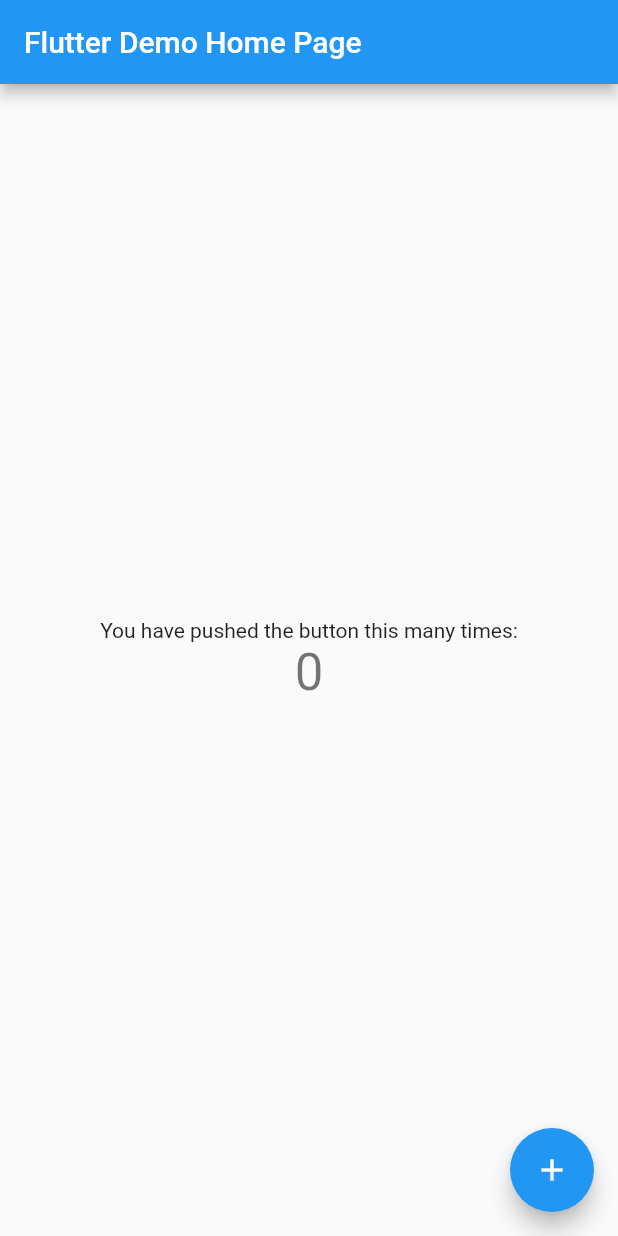
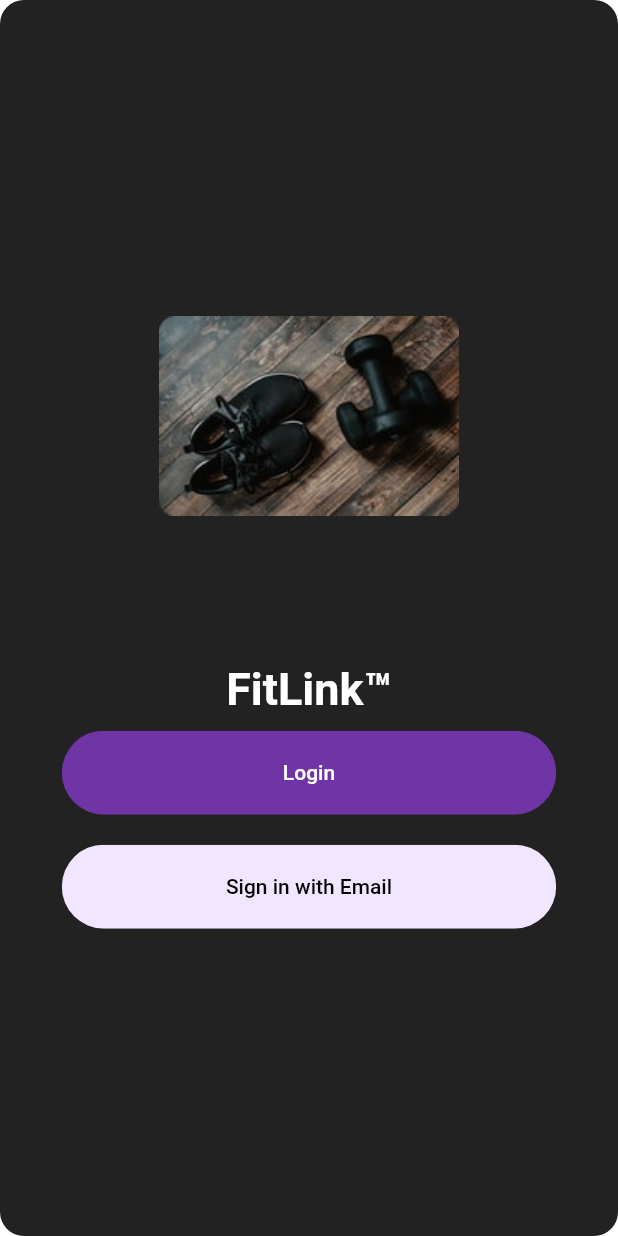
Before and after one commit to bernardofalle/FitLink-AS, a Flutter app: the screen it shows after launch, on a phone screen of 412 x 824 dp. Run offline on Flutter 3.47's test engine with Material 2 defaults, Android fonts, the light colour scheme and no system bars; our stand-ins replace flutter_svg.

Commit message:
first paage

```diff
--- /dev/null
+++ b/fitlink/lib/Screens/Welcome/components/background.dart
@@ -0,0 +1,43 @@
+import 'package:flutter/material.dart';
+
+
+class Background extends StatelessWidget {
+  final Widget child;
+  const Background({
+    Key? key,
+    required this.child,
+  }) : super(key: key);
+
+  @override
+  Widget build(BuildContext context) {
+    Size size = MediaQuery.of(context).size;
+    return Container(
+      decoration: new BoxDecoration(
+        borderRadius: new BorderRadius.circular(16.0),
+        color: Colors.black87,
+      ),
+      height: size.height,
+      width: double.infinity,
+      child: Stack(
+        alignment: Alignment.center,
+        children: <Widget>[
+          /*Positioned(
+            top: 0,
+            left: 0,
+            child: Image.asset("assets/images/main_top.png",
+            width: size.width * 0.3 ,
+              ),
+              ),
+            Positioned(
+              bottom: 0,
+              left: 0,
+              child: Image.asset("assets/images/main_bottom.png",
+              width: size.width * 0.2,
+              ),
+              ),*/
+              child,
+            ],
+      ),
+    );
+  }
+}
--- /dev/null
+++ b/fitlink/lib/Screens/Welcome/components/body.dart
@@ -0,0 +1,42 @@
+import 'package:fitlink/Screens/Welcome/components/background.dart';
+import 'package:fitlink/components/rounded_button.dart';
+import 'package:fitlink/constants.dart';
+import 'package:flutter/material.dart';
+import 'package:flutter_svg/flutter_svg.dart';
+
+class Body extends StatelessWidget {
+  const Body({Key? key}) : super(key: key);
+
+  @override
+  Widget build(BuildContext context) {
+    Size size = MediaQuery.of(context).size;
+    return Background(
+      child: SingleChildScrollView(
+        child: Column(
+          mainAxisAlignment: MainAxisAlignment.center,
+          children: <Widget>[
+            Image.asset("assets/icons/fitLogin.png",
+            height: size.height * 0.2,
+            width: size.width * 0.7,),
+            SizedBox(height: size.height * 0.1,  // espaço entre imagem e fitlink
+            ),
+            Text(
+            "FitLink™",
+            style: TextStyle(fontWeight: FontWeight.bold, color: Colors.white, fontSize: 30),
+          ),
+          RoundedButton(
+            text: "Login",
+            press: () {},
+          ),
+          RoundedButton(
+            text: "Sign in with Email",
+            color: kPrimaryLightColor,
+            textColor: Colors.black,
+            press: () {},
+          ),
+          ],
+          ),
+      ),
+    );
+  }
+}
--- /dev/null
+++ b/fitlink/lib/Screens/Welcome/welcome_screen.dart
@@ -0,0 +1,11 @@
+import 'package:fitlink/Screens/Welcome/components/body.dart';
+import 'package:flutter/material.dart';
+
+class WelcomeScreen extends StatelessWidget {
+  const WelcomeScreen({Key? key}) : super(key: key);
+
+  @override
+  Widget build(BuildContext context) {
+    return Scaffold(body: Body(),);
+  }
+}
--- /dev/null
+++ b/fitlink/lib/components/rounded_button.dart
@@ -0,0 +1,37 @@
+import 'package:fitlink/constants.dart';
+import 'package:flutter/material.dart';
+
+class RoundedButton extends StatelessWidget {
+  final String text;
+  final Function press;
+  final Color color,textColor;
+
+  const RoundedButton({
+    Key? key,
+    this.text = "Login",
+    required this.press,
+    this.color = kPrimaryColor,
+    this.textColor = Colors.white,
+  }) : super(key: key);
+
+  @override
+  Widget build(BuildContext context) {
+    Size size = MediaQuery.of(context).size;
+    return Container(
+      margin: EdgeInsets.symmetric(vertical: 10),
+      width: size.width * 0.8,
+      child: ClipRRect(
+        borderRadius: BorderRadius.circular(29),
+        child: FlatButton(
+          padding: EdgeInsets.symmetric(vertical: 20, horizontal: 40),
+          color: color,
+          onPressed: () {},
+          child: Text(
+            text,
+            style: TextStyle(color: textColor),
+            ),
+          ),
+      ),
+    );
+  }
+}
--- /dev/null
+++ b/fitlink/lib/constants.dart
@@ -0,0 +1,5 @@
+import 'package:flutter/material.dart';
+import 'package:flutter/rendering.dart';
+
+const kPrimaryColor = Color(0xFF6F35A5);
+const kPrimaryLightColor = Color(0xFFF1E6FF);
--- a/fitlink/lib/main.dart
+++ b/fitlink/lib/main.dart
@@ -1,3 +1,5 @@
+import 'package:fitlink/Screens/Welcome/welcome_screen.dart';
+import 'package:fitlink/constants.dart';
 import 'package:flutter/material.dart';
 
 void main() {
@@ -11,105 +13,13 @@
   @override
   Widget build(BuildContext context) {
     return MaterialApp(
-      title: 'Flutter Demo',
+      debugShowCheckedModeBanner: false,
+      title: 'Flutter Auth',
       theme: ThemeData(
-        // This is the theme of your application.
-        //
-        // Try running your application with "flutter run". You'll see the
-        // application has a blue toolbar. Then, without quitting the app, try
-        // changing the primarySwatch below to Colors.green and then invoke
-        // "hot reload" (press "r" in the console where you ran "flutter run",
-        // or simply save your changes to "hot reload" in a Flutter IDE).
-        // Notice that the counter didn't reset back to zero; the application
-        // is not restarted.
-        primarySwatch: Colors.blue,
+        primaryColor: kPrimaryColor,
+        scaffoldBackgroundColor: Colors.white,
       ),
-      home: const MyHomePage(title: 'Flutter Demo Home Page'),
+      home: WelcomeScreen(),
     );
   }
 }
-
-class MyHomePage extends StatefulWidget {
-  const MyHomePage({Key? key, required this.title}) : super(key: key);
-
-  // This widget is the home page of your application. It is stateful, meaning
-  // that it has a State object (defined below) that contains fields that affect
-  // how it looks.
-
-  // This class is the configuration for the state. It holds the values (in this
-  // case the title) provided by the parent (in this case the App widget) and
-  // used by the build method of the State. Fields in a Widget subclass are
-  // always marked "final".
-
-  final String title;
-
-  @override
-  State<MyHomePage> createState() => _MyHomePageState();
-}
-
-class _MyHomePageState extends State<MyHomePage> {
-  int _counter = 0;
-
-  void _incrementCounter() {
-    setState(() {
-      // This call to setState tells the Flutter framework that something has
-      // changed in this State, which causes it to rerun the build method below
-      // so that the display can reflect the updated values. If we changed
-      // _counter without calling setState(), then the build method would not be
-      // called again, and so nothing would appear to happen.
-      _counter++;
-    });
-  }
-
-  @override
-  Widget build(BuildContext context) {
-    // This method is rerun every time setState is called, for instance as done
-    // by the _incrementCounter method above.
-    //
-    // The Flutter framework has been optimized to make rerunning build methods
-    // fast, so that you can just rebuild anything that needs updating rather
-    // than having to individually change instances of widgets.
-    return Scaffold(
-      appBar: AppBar(
-        // Here we take the value from the MyHomePage object that was created by
-        // the App.build method, and use it to set our appbar title.
-        title: Text(widget.title),
-      ),
-      body: Center(
-        // Center is a layout widget. It takes a single child and positions it
-        // in the middle of the parent.
-        child: Column(
-          // Column is also a layout widget. It takes a list of children and
-          // arranges them vertically. By default, it sizes itself to fit its
-          // children horizontally, and tries to be as tall as its parent.
-          //
-          // Invoke "debug painting" (press "p" in the console, choose the
-          // "Toggle Debug Paint" action from the Flutter Inspector in Android
-          // Studio, or the "Toggle Debug Paint" command in Visual Studio Code)
-          // to see the wireframe for each widget.
-          //
-          // Column has various properties to control how it sizes itself and
-          // how it positions its children. Here we use mainAxisAlignment to
-          // center the children vertically; the main axis here is the vertical
-          // axis because Columns are vertical (the cross axis would be
-          // horizontal).
-          mainAxisAlignment: MainAxisAlignment.center,
-          children: <Widget>[
-            const Text(
-              'You have pushed the button this many times:',
-            ),
-            Text(
-              '$_counter',
-              style: Theme.of(context).textTheme.headline4,
-            ),
-          ],
-        ),
-      ),
-      floatingActionButton: FloatingActionButton(
-        onPressed: _incrementCounter,
-        tooltip: 'Increment',
-        child: const Icon(Icons.add),
-      ), // This trailing comma makes auto-formatting nicer for build methods.
-    );
-  }
-}
```
Also changed, not shown: fitlink/pubspec.yaml (+4 -3 lines), fitlink/assets/icons/fitLogin.png (added), fitlink/assets/images/main_bottom.png (added), fitlink/assets/images/main_top.png (added), fitlink/pubspec.lock.
